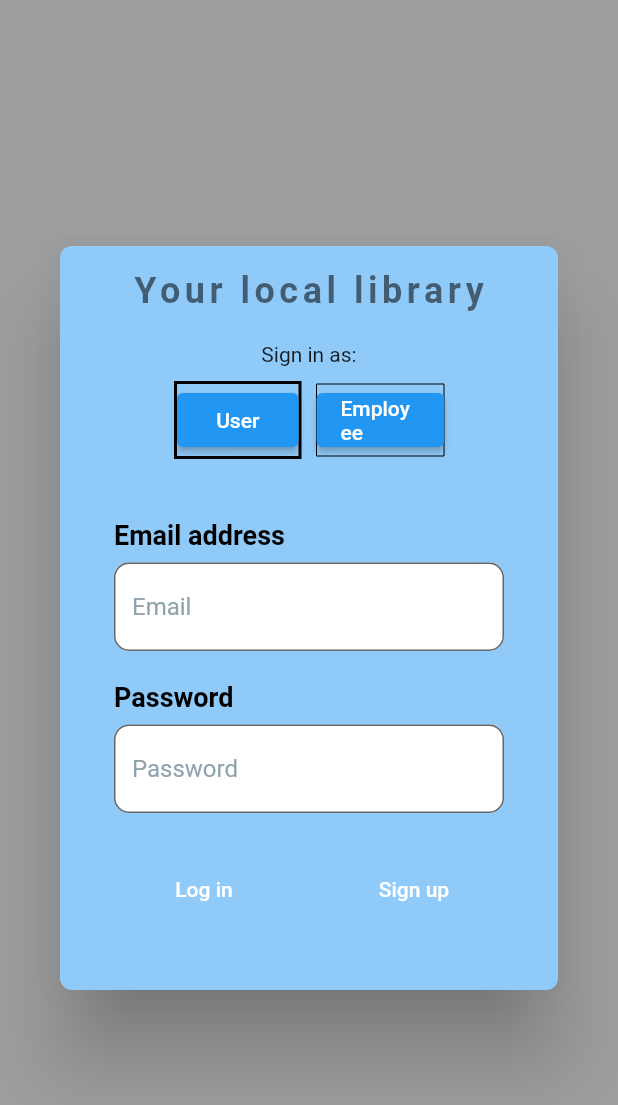
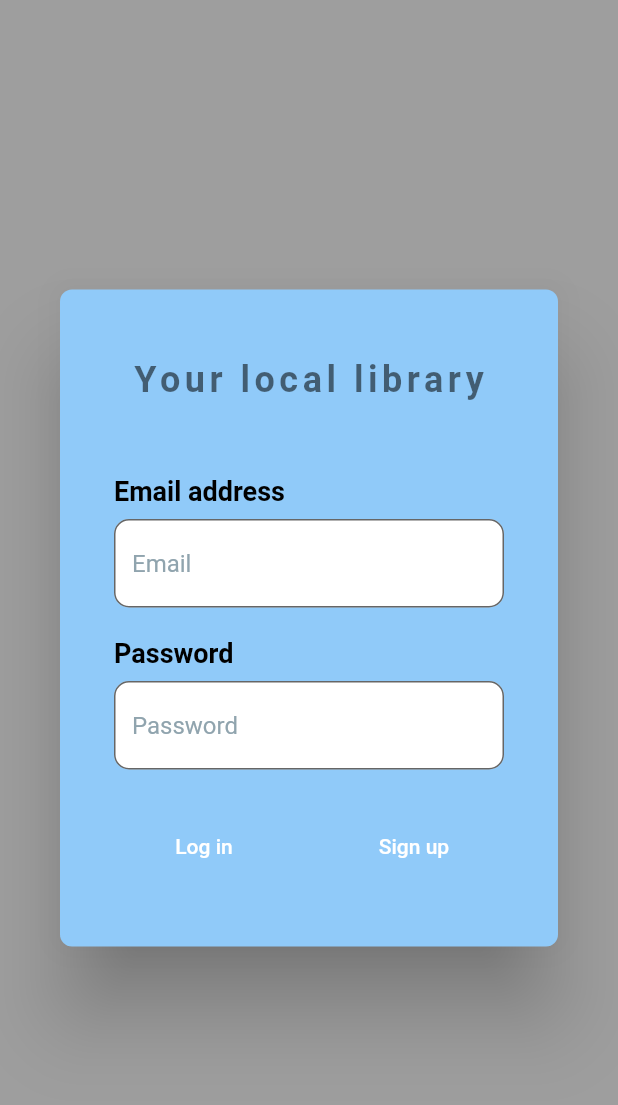
Before and after one commit to bulatzi/flutter-project, a Flutter app: the screen it shows after launch, on a phone screen of 412 x 824 dp. Shown: the top 1105 px of the screen. Run offline on Flutter 3.47's test engine with Material 2 defaults, Android fonts, the phone set to English and light mode, and no system bars; our stand-ins replace firebase_auth, firebase_core, firebase_database, shared_preferences; missing offline and left inert: firebase_auth_web, firebase_core_web, google_sign_in_web, shared_preferences_web; accounts and stored records are empty; Roboto replaces fonts that are missing (Montserrat).

Commit message:
Ports the website flutter login screen to work as an android app

```diff
--- a/lib/Pages/WelcomePage.dart
+++ b/lib/Pages/WelcomePage.dart
@@ -97,6 +97,7 @@ class _AuthDialogState extends State<AuthDialog> {
               crossAxisAlignment: CrossAxisAlignment.start,
               mainAxisSize: MainAxisSize.min,
               children: [
+                SizedBox(height: 30),
                 Center(
                   child: Text(
                     'Your local library',
@@ -110,53 +111,8 @@ class _AuthDialogState extends State<AuthDialog> {
                   ),
                 ),
                 SizedBox(
-                  height: 20,
+                  height: 50,
                 ),
-                Center(child: Text("Sign in as:")),
-                Padding(
-                  padding: const EdgeInsets.all(10.0),
-                  child: Container(
-                    width: double.infinity,
-                    child: Row(
-                      crossAxisAlignment: CrossAxisAlignment.center,
-                      mainAxisAlignment: MainAxisAlignment.center,
-                      children: [
-                        Container(
-                          width: 85,
-                          decoration: BoxDecoration(
-                              border: Border.all(
-                                color: Colors.black,
-                                width: _isUser ? 2 : 0,
-                              )),
-                          child: ElevatedButton(
-                              onPressed: () {
-                                _isUser = true;
-                                setState(() {});
-                              },
-                              child: Text("User")),
-                        ),
-                        SizedBox(
-                          width: 10,
-                        ),
-                        Container(
-                          width: 85,
-                          decoration: BoxDecoration(
-                              border: Border.all(
-                                color: Colors.black,
-                                width: _isUser ? 0 : 2,
-                              )),
-                          child: ElevatedButton(
-                              onPressed: () {
-                                _isUser = false;
-                                setState(() {});
-                              },
-                              child: Text("Employee")),
-                        ),
-                      ],
-                    ),
-                  ),
-                ),
-                SizedBox(height: 30),
                 Padding(
                   padding: const EdgeInsets.only(
                     left: 20.0,
```
Also changed, not shown: 3 other files.
